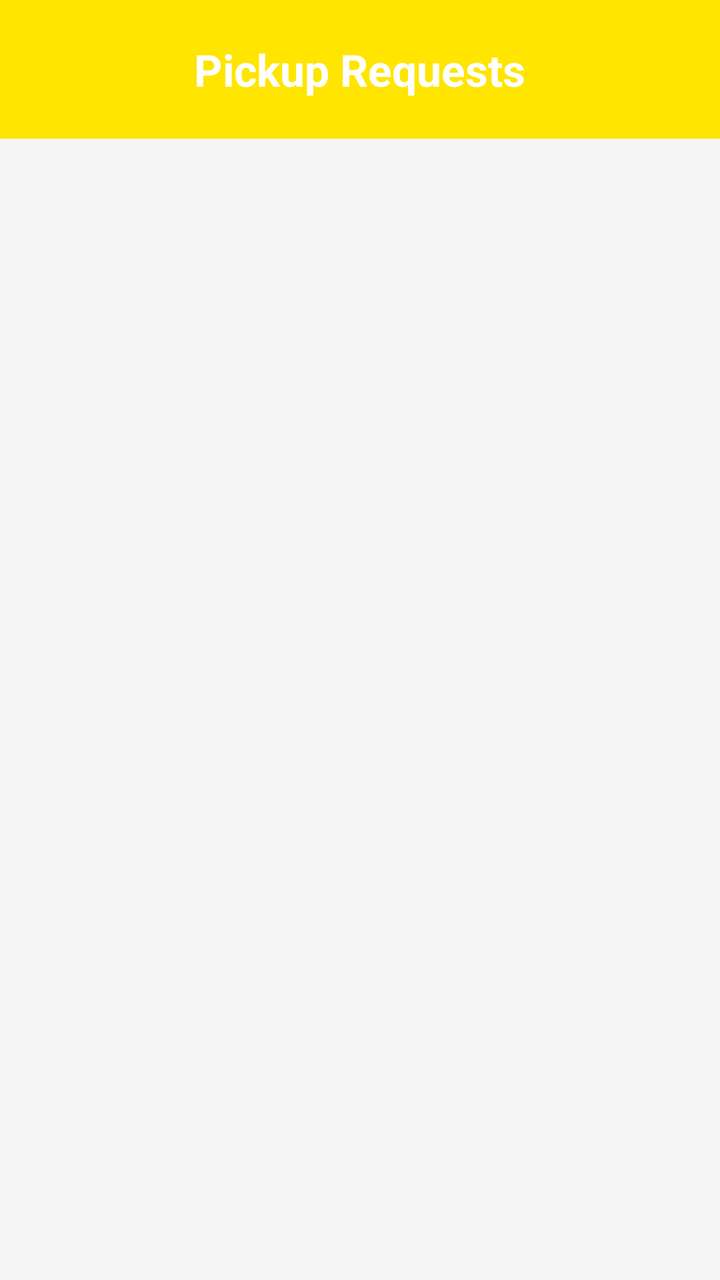
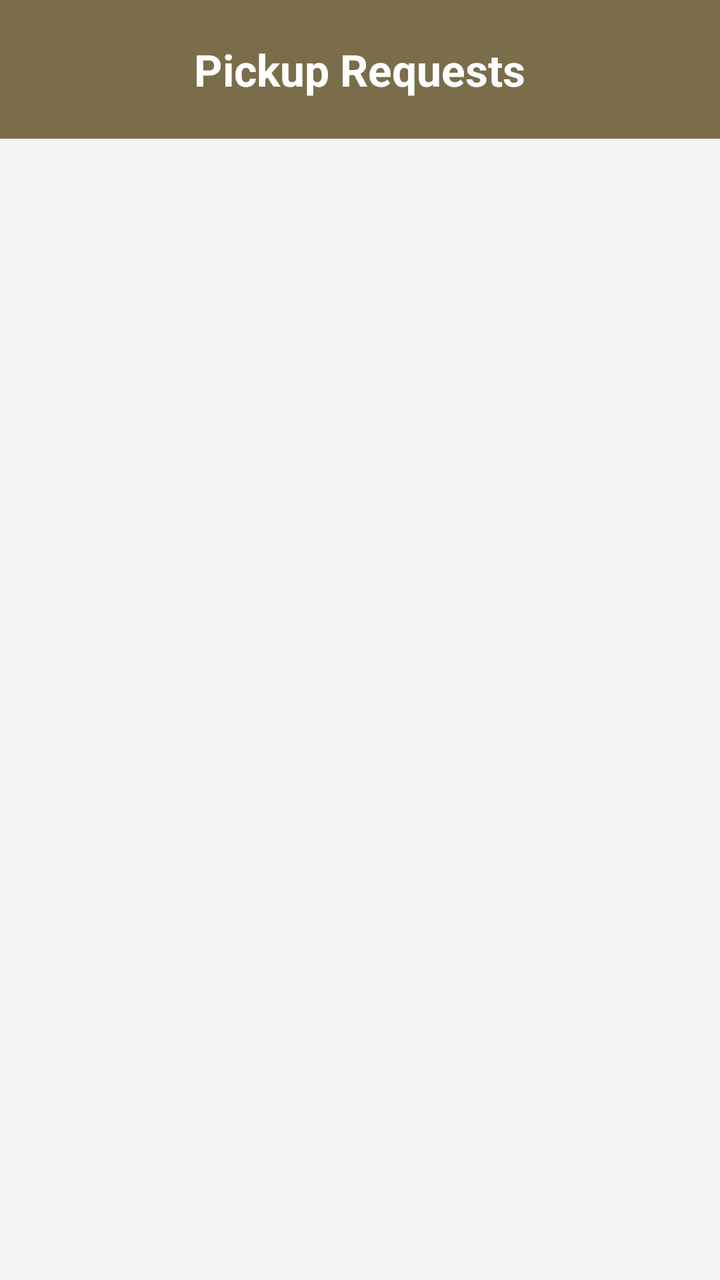

Two renders of the same Android screen: before a commit and after it. Below are the layout's source before the change and the commit's diff.
<!-- AndroidManifest.xml: application theme Theme.LaundryApp -->
<!-- res/layout/activity_pickup_request.xml -->
<?xml version="1.0" encoding="utf-8"?>
<LinearLayout xmlns:android="http://schemas.android.com/apk/res/android"
    android:layout_width="match_parent"
    android:layout_height="match_parent"
    android:orientation="vertical"
    android:background="#F5F5F5">

    <LinearLayout
        android:layout_width="match_parent"
        android:layout_height="wrap_content"
        android:background="#FFE500"
        android:padding="20dp"
        android:gravity="center">

        <TextView
            android:layout_width="wrap_content"
            android:layout_height="wrap_content"
            android:text="Pickup Requests"
            android:textColor="#FFFFFF"
            android:textSize="22sp"
            android:textStyle="bold"/>
    </LinearLayout>

    <androidx.recyclerview.widget.RecyclerView
        android:id="@+id/recyclerPickup"
        android:layout_width="match_parent"
        android:layout_height="match_parent"
        android:padding="10dp"
        android:clipToPadding="false"/>

</LinearLayout>
<!-- resources referenced by this layout -->
<resources>
  <style name="Theme.LaundryApp" parent="Base.Theme.LaundryApp" />
  <style name="Base.Theme.LaundryApp" parent="Theme.Material3.DayNight.NoActionBar">
          
          
      </style>
</resources>

<!-- the commit's change to res/layout/activity_pickup_request.xml (unified diff, before → after) -->
@@ -8,9 +8,9 @@
     <LinearLayout
         android:layout_width="match_parent"
         android:layout_height="wrap_content"
-        android:background="#FFE500"
-        android:padding="20dp"
-        android:gravity="center">
+        android:background="#7A6D4A"
+        android:gravity="center"
+        android:padding="20dp">
 
         <TextView
             android:layout_width="wrap_content"
@@ -18,7 +18,7 @@
             android:text="Pickup Requests"
             android:textColor="#FFFFFF"
             android:textSize="22sp"
-            android:textStyle="bold"/>
+            android:textStyle="bold" />
     </LinearLayout>
 
     <androidx.recyclerview.widget.RecyclerView
